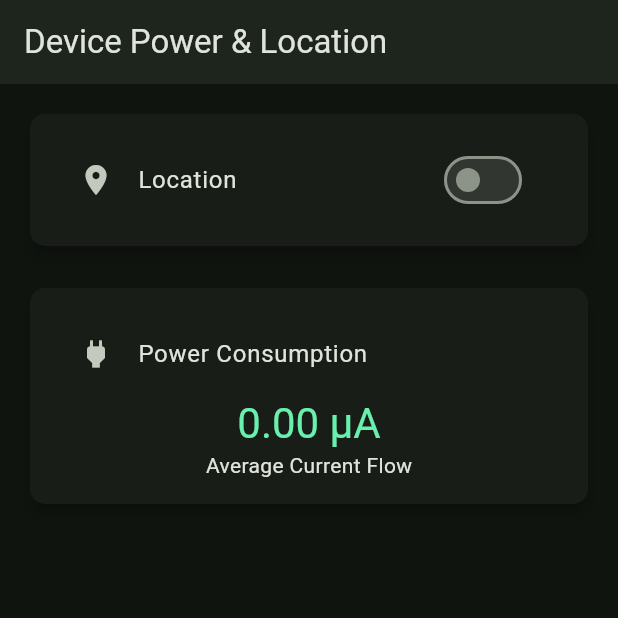
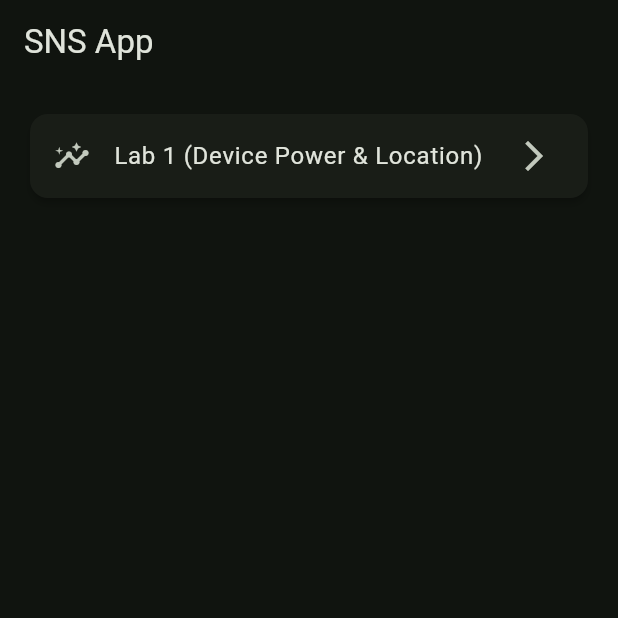
Before and after one commit to mateusz-lisowski/sns-app, a Flutter app: the screen it shows after launch, on a phone screen of 412 x 824 dp, the top half of it. Run offline on Flutter 3.47's test engine with Material 3 defaults, Android fonts, the phone set to English and light mode, and no system bars; our stand-ins replace geolocator, get, permission_handler.

Commit message:
Create main menu

```diff
--- a/lib/main.dart
+++ b/lib/main.dart
@@ -110,6 +110,41 @@ class Home extends StatelessWidget {
 
   @override
   Widget build(context) {
+    return Scaffold(
+      appBar: AppBar(
+        title: const Text("SNS App"),
+      ),
+      body: Padding(
+        padding: const EdgeInsets.fromLTRB(16, 16, 16, 0),
+        child: ListView(
+          children: [
+            Card(
+              elevation: 2,
+              shape: RoundedRectangleBorder(
+                borderRadius: BorderRadius.circular(12),
+              ),
+              child: ListTile(
+                leading: const Icon(Icons.insights),
+                title: const Text('Lab 1 (Device Power & Location)'),
+                trailing: const Icon(Icons.arrow_forward_ios),
+                onTap: () {
+                  Get.to(() => const DevicePowerAndLocationScreen());
+                },
+              ),
+            ),
+          ],
+        ),
+      ),
+    );
+  }
+}
+
+
+class DevicePowerAndLocationScreen extends StatelessWidget {
+  const DevicePowerAndLocationScreen({super.key});
+
+  @override
+  Widget build(context) {
     // Find the existing controllers.
     final LocationController lc = Get.find();
     final PowerController pc = Get.find();
@@ -163,7 +198,7 @@ class Home extends StatelessWidget {
                                     ),
                                     const SizedBox(height: 2),
                                     Text(
-                                      position.latitude.toString(),
+                                      position.latitude.toStringAsFixed(4),
                                       style: Theme.of(context)
                                           .textTheme
                                           .bodyLarge
@@ -180,7 +215,7 @@ class Home extends StatelessWidget {
                                     ),
                                     const SizedBox(height: 2),
                                     Text(
-                                      position.longitude.toString(),
+                                      position.longitude.toStringAsFixed(4),
                                       style: Theme.of(context)
                                           .textTheme
                                           .bodyLarge
```
